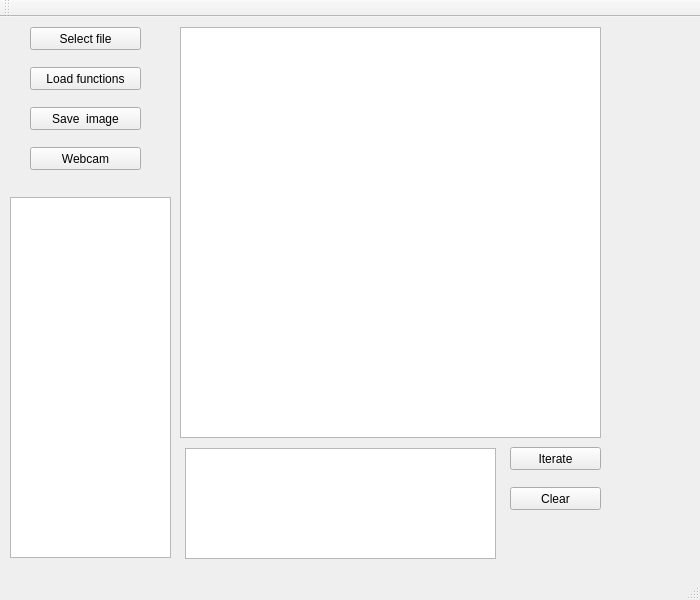
Qt form mainwindow.ui (lucgeo/demo) before a commit.
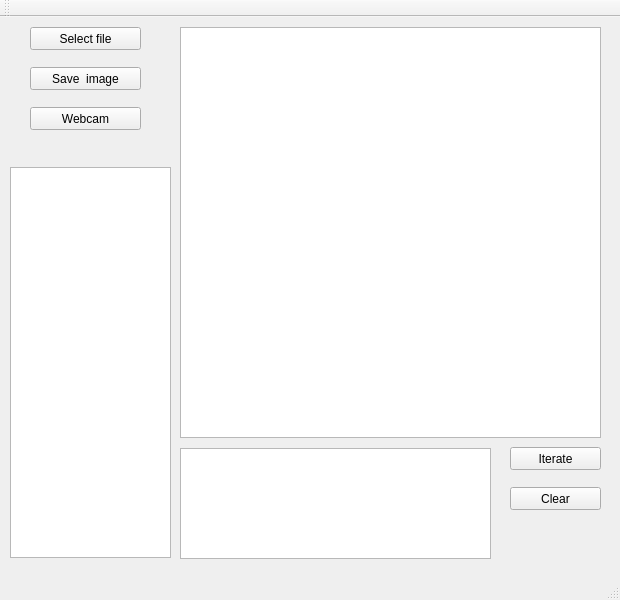
The same form after that commit.

What changed in the file:
```diff
--- a/mainwindow.ui
+++ b/mainwindow.ui
@@ -6,7 +6,7 @@
    <rect>
     <x>0</x>
     <y>0</y>
-    <width>700</width>
+    <width>620</width>
     <height>600</height>
    </rect>
   </property>
@@ -40,19 +40,6 @@
      <string>&lt;html&gt;&lt;head/&gt;&lt;body&gt;&lt;p&gt;&lt;br/&gt;&lt;/p&gt;&lt;/body&gt;&lt;/html&gt;</string>
     </property>
    </widget>
-   <widget class="QPushButton" name="pushButton_2">
-    <property name="geometry">
-     <rect>
-      <x>30</x>
-      <y>50</y>
-      <width>111</width>
-      <height>23</height>
-     </rect>
-    </property>
-    <property name="text">
-     <string>Load functions</string>
-    </property>
-   </widget>
    <widget class="QGraphicsView" name="graphicsView">
     <property name="geometry">
      <rect>
@@ -67,9 +54,9 @@
     <property name="geometry">
      <rect>
       <x>10</x>
-      <y>180</y>
+      <y>150</y>
       <width>161</width>
-      <height>361</height>
+      <height>391</height>
      </rect>
     </property>
     <property name="dragEnabled">
@@ -88,7 +75,7 @@
    <widget class="QListWidget" name="listWidget_2">
     <property name="geometry">
      <rect>
-      <x>185</x>
+      <x>180</x>
       <y>431</y>
       <width>311</width>
       <height>111</height>
@@ -101,7 +88,10 @@
      <bool>true</bool>
     </property>
     <property name="dragDropMode">
-     <enum>QAbstractItemView::DropOnly</enum>
+     <enum>QAbstractItemView::DragDrop</enum>
+    </property>
+    <property name="alternatingRowColors">
+     <bool>true</bool>
     </property>
     <property name="selectionMode">
      <enum>QAbstractItemView::SingleSelection</enum>
@@ -133,20 +123,7 @@
      <string>Clear</string>
     </property>
    </widget>
-   <widget class="QPushButton" name="pushButton_5">
-    <property name="geometry">
-     <rect>
-      <x>30</x>
-      <y>130</y>
-      <width>111</width>
-      <height>23</height>
-     </rect>
-    </property>
-    <property name="text">
-     <string>Webcam</string>
-    </property>
-   </widget>
-   <widget class="QPushButton" name="pushButton_6">
+   <widget class="QPushButton" name="Webcam">
     <property name="geometry">
      <rect>
       <x>30</x>
@@ -156,6 +133,19 @@
      </rect>
     </property>
     <property name="text">
+     <string>Webcam</string>
+    </property>
+   </widget>
+   <widget class="QPushButton" name="SaveImage">
+    <property name="geometry">
+     <rect>
+      <x>30</x>
+      <y>50</y>
+      <width>111</width>
+      <height>23</height>
+     </rect>
+    </property>
+    <property name="text">
      <string>Save  image</string>
     </property>
    </widget>
```
Left out of the diff: 8 changed lines with no effect on the pictures.
